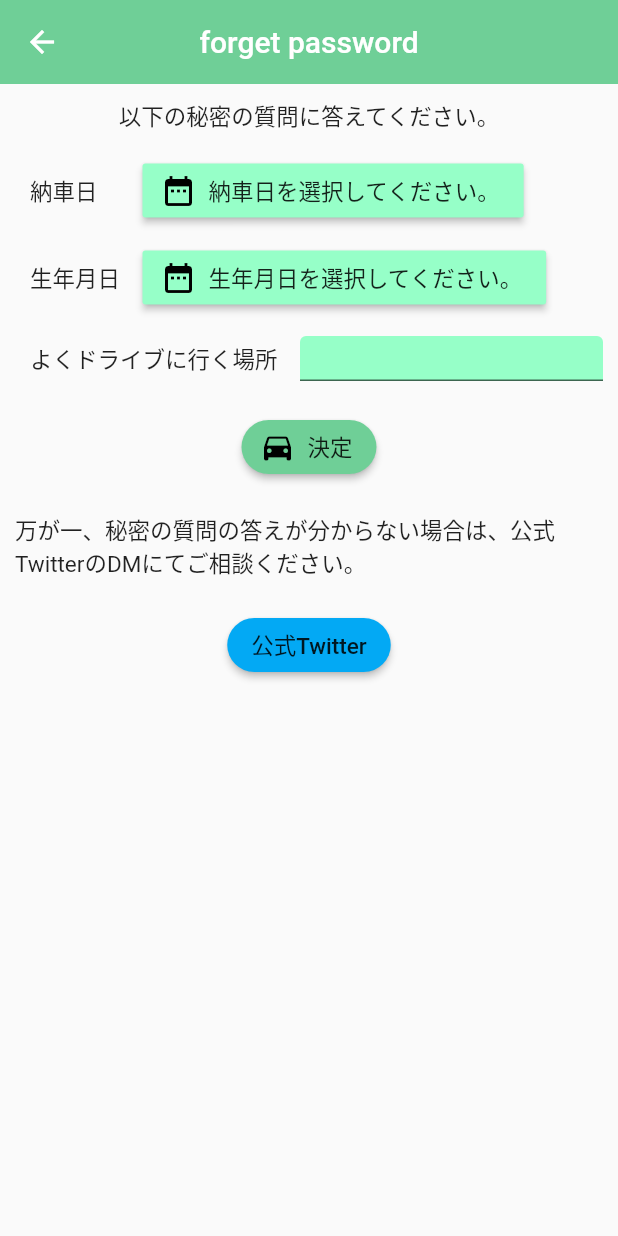
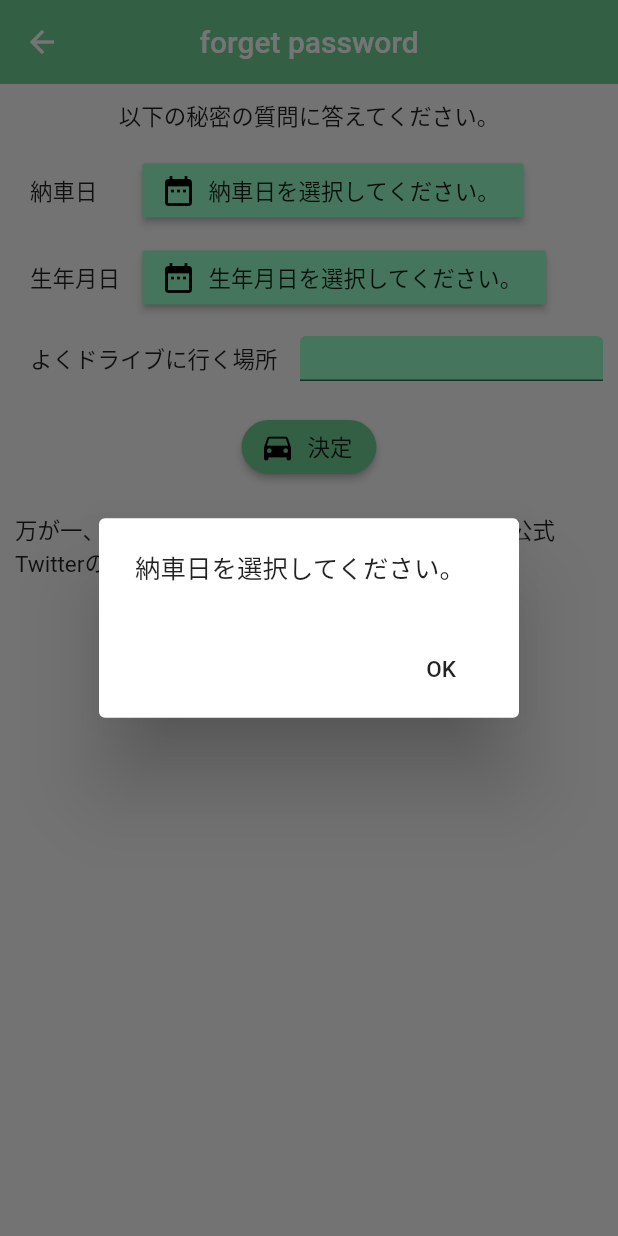
Before and after one commit to Nkoyama/CarOwnerConnect, a Flutter app: the ForgetPassword screen opened directly, after a tap on "決定", on a phone screen of 412 x 824 dp. Run offline on Flutter 3.47's test engine with Material 2 defaults, Android fonts, the phone set to English and light mode, and no system bars.

Commit message:
forget password画面　必須項目チェック

```diff
--- a/car_owner_connect/lib/pages/forgetPassword.dart
+++ b/car_owner_connect/lib/pages/forgetPassword.dart
@@ -66,6 +66,9 @@ class SecretQuestion extends StatefulWidget {
 class SecretQuestionState extends State<SecretQuestion> {
   var deliveryDate = "納車日を選択してください。";
   var birthDate = "生年月日を選択してください。";
+  String favoriteDriveSpot = '';
+  var _favoriteSpotController = TextEditingController();
+  var _favoriteSpotFocusNode = FocusNode();
 
   Future<void> _selectDeliveryDate(BuildContext context) async {
     final DateTime selected = await showDatePicker(
@@ -174,6 +177,7 @@ class SecretQuestionState extends State<SecretQuestion> {
                     filled: true,
                     fillColor: Color.fromARGB(255, 150, 255, 200),
                   ),
+                  controller: _favoriteSpotController,
                   style: TextStyle(
                       fontSize: 15.0
                   ),
@@ -205,6 +209,70 @@ class SecretQuestionState extends State<SecretQuestion> {
   /// 秘密の質問「決定」ボタンタップ時の処理
   /// * 秘密の質問をサーバに送信し、結果を受け取る
   void _secretQuestionSubmit() {
-
+    /* 入力チェック */
+    //納車日
+    if(deliveryDate == "納車日を選択してください。" || deliveryDate.isEmpty) {
+      //error message
+      showDialog(
+        context: context,
+        builder: (_) {
+          return AlertDialog(
+//            title: Text("必須項目エラー"),
+            content: Text("納車日を選択してください。"),
+            actions: <Widget>[
+              // ボタン領域
+              FlatButton(
+                child: Text("OK"),
+                onPressed: () => Navigator.pop(context),
+              ),
+            ],
+          );
+        },
+      );
+      return;
+    }
+    //生年月日
+    if(birthDate == "生年月日を選択してください。" || birthDate.isEmpty) {
+      //error message
+      showDialog(
+        context: context,
+        builder: (_) {
+          return AlertDialog(
+//            title: Text("必須項目エラー"),
+            content: Text("生年月日を選択してください。"),
+            actions: <Widget>[
+              // ボタン領域
+              FlatButton(
+                child: Text("OK"),
+                onPressed: () => Navigator.pop(context),
+              ),
+            ],
+          );
+        },
+      );
+      return;
+    }
+    //よくドライブに行く場所
+    favoriteDriveSpot = _favoriteSpotController.text;
+    if(favoriteDriveSpot == "" || favoriteDriveSpot.isEmpty) {
+      //error message
+      showDialog(
+        context: context,
+        builder: (_) {
+          return AlertDialog(
+//            title: Text("必須項目エラー"),
+            content: Text("よくドライブに行く場所を入力してください。"),
+            actions: <Widget>[
+              // ボタン領域
+              FlatButton(
+                child: Text("OK"),
+                onPressed: () => Navigator.pop(context),
+              ),
+            ],
+          );
+        },
+      );
+      return;
+    }
   }
 }
```
